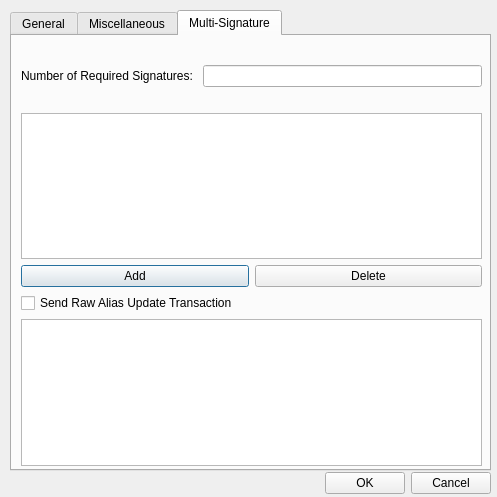
sschepis/syscoin2, file src/qt/forms/editaliasdialog.ui: the form before one commit.
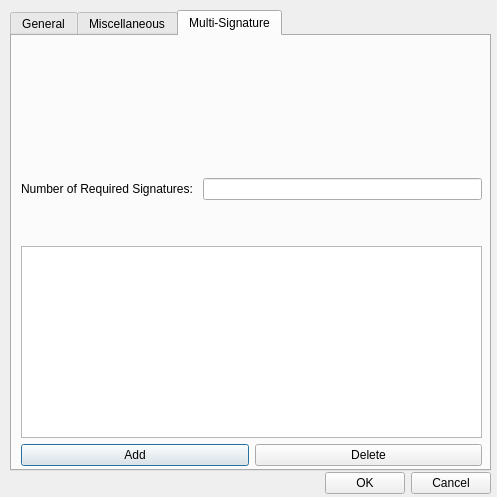
The form after the commit. The open tabs and pages were chosen to show the change. Custom widgets are drawn as their Qt base class.

Commit message: update alias ms

What changed in the file:
```diff
--- a/src/qt/forms/editaliasdialog.ui
+++ b/src/qt/forms/editaliasdialog.ui
@@ -240,6 +240,19 @@
         </property>
        </widget>
       </item>
+      <item>
+       <spacer name="verticalSpacer_3">
+        <property name="orientation">
+         <enum>Qt::Vertical</enum>
+        </property>
+        <property name="sizeHint" stdset="0">
+         <size>
+          <width>20</width>
+          <height>40</height>
+         </size>
+        </property>
+       </spacer>
+      </item>
       <item>
        <layout class="QFormLayout" name="formLayout">
         <item row="1" column="0">
@@ -252,6 +265,16 @@
         <item row="1" column="1">
          <widget class="QLineEdit" name="reqSigsEdit"/>
         </item>
+        <item row="2" column="0">
+         <widget class="QLabel" name="reqsigsDisclaimer">
+          <property name="text">
+           <string/>
+          </property>
+          <property name="wordWrap">
+           <bool>true</bool>
+          </property>
+         </widget>
+        </item>
        </layout>
       </item>
       <item>
@@ -288,16 +311,6 @@
         </item>
        </layout>
       </item>
-      <item>
-       <widget class="QCheckBox" name="rawTxBox">
-        <property name="text">
-         <string>Send Raw Alias Update Transaction</string>
-        </property>
-       </widget>
-      </item>
-      <item>
-       <widget class="QTextEdit" name="rawTxEdit"/>
-      </item>
      </layout>
     </widget>
     <widget class="QLabel" name="label_6">
```
Left out of the diff: 2 changed lines with no effect on the pictures. The commit also changes 14 other files.
